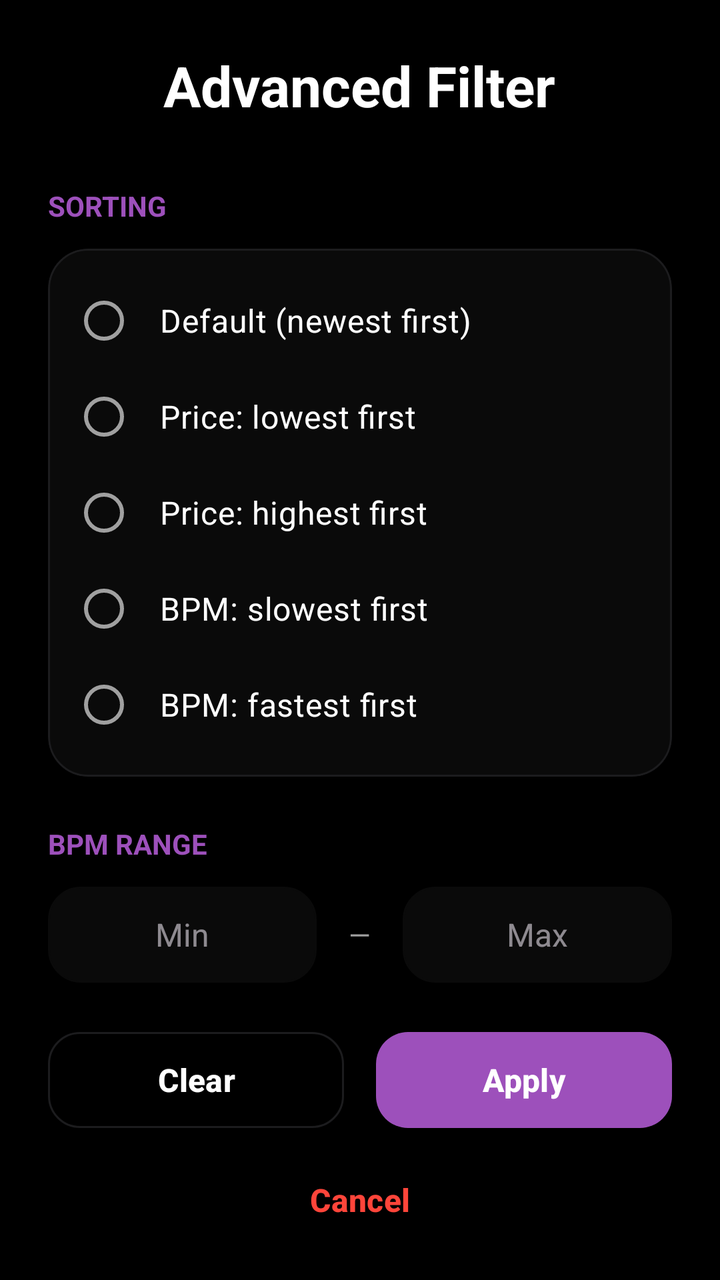
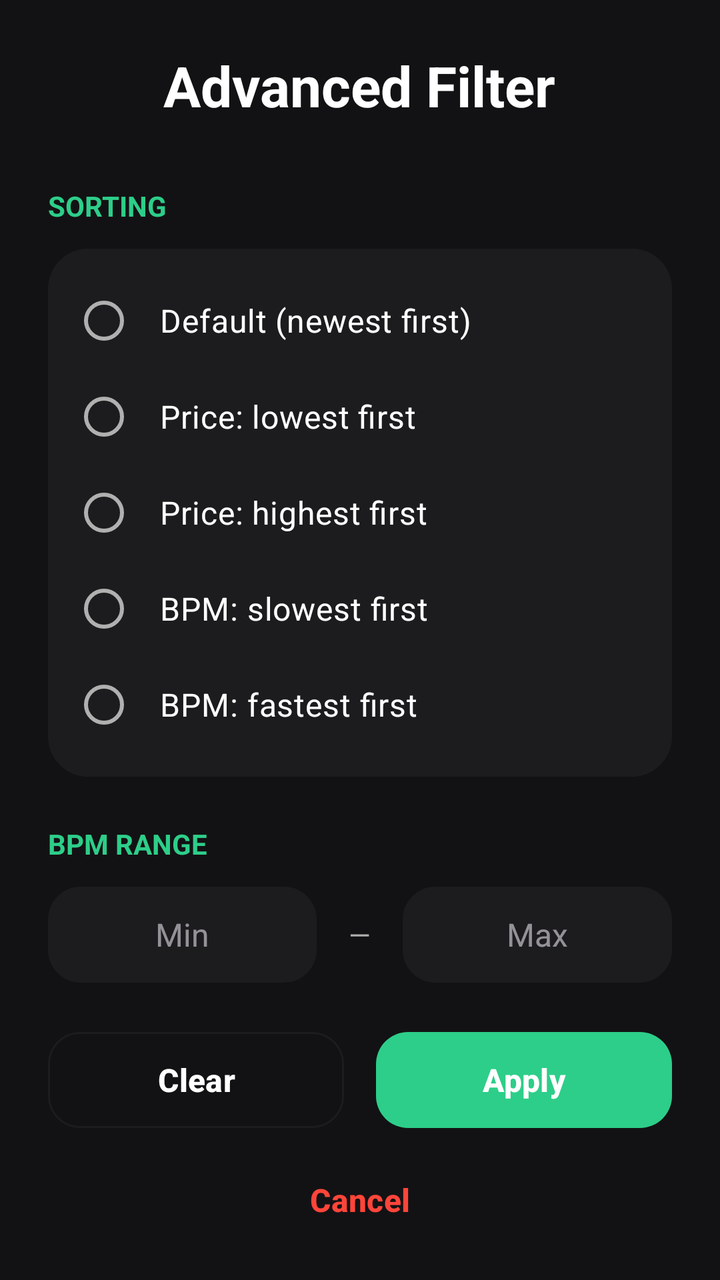

Screens rendered from an Android XML layout before and after an edit, with the pre-edit source and the edit as a unified diff.
<!-- AndroidManifest.xml: application theme Theme.BeatHouse.Splash -->
<!-- res/layout/dialog_advanced_filter.xml -->
<?xml version="1.0" encoding="utf-8"?>
<LinearLayout xmlns:android="http://schemas.android.com/apk/res/android"
    xmlns:app="http://schemas.android.com/apk/res-auto"
    android:layout_width="match_parent"
    android:layout_height="wrap_content"
    android:orientation="vertical"
    android:background="@color/surface">

    <androidx.core.widget.NestedScrollView
        android:layout_width="match_parent"
        android:layout_height="0dp"
        android:layout_weight="1">

        <LinearLayout
            android:layout_width="match_parent"
            android:layout_height="wrap_content"
            android:orientation="vertical"
            android:padding="24dp">

            <TextView
                android:layout_width="wrap_content"
                android:layout_height="wrap_content"
                android:layout_gravity="center_horizontal"
                android:text="@string/advanced_filter"
                android:textSize="28sp"
                android:textStyle="bold"
                android:textColor="@color/on_surface"
                android:layout_marginBottom="32dp" />

            
            <TextView
                android:layout_width="wrap_content"
                android:layout_height="wrap_content"
                android:text="@string/sorting"
                android:textSize="14sp"
                android:textStyle="bold"
                android:textColor="@color/primary"
                android:textAllCaps="true"
                android:layout_marginBottom="12dp" />

            <com.google.android.material.card.MaterialCardView
                android:layout_width="match_parent"
                android:layout_height="wrap_content"
                android:layout_marginBottom="24dp"
                app:cardCornerRadius="20dp"
                app:cardElevation="0dp"
                app:cardBackgroundColor="@color/surface_container"
                app:strokeColor="@color/outline"
                app:strokeWidth="1dp">

                <RadioGroup
                    android:id="@+id/rg_sort"
                    android:layout_width="match_parent"
                    android:layout_height="wrap_content"
                    android:padding="12dp">

                    <RadioButton
                        android:id="@+id/rb_default"
                        android:layout_width="match_parent"
                        android:layout_height="wrap_content"
                        android:text="@string/default_sort"
                        android:textColor="@color/on_surface"
                        android:buttonTint="@color/primary"
                        android:padding="12dp"
                        android:textSize="16sp" />

                    <RadioButton
                        android:id="@+id/rb_price_asc"
                        android:layout_width="match_parent"
                        android:layout_height="wrap_content"
                        android:text="@string/price_lowest_first"
                        android:textColor="@color/on_surface"
                        android:buttonTint="@color/primary"
                        android:padding="12dp"
                        android:textSize="16sp" />

                    <RadioButton
                        android:id="@+id/rb_price_desc"
                        android:layout_width="match_parent"
                        android:layout_height="wrap_content"
                        android:text="@string/price_highest_first"
                        android:textColor="@color/on_surface"
                        android:buttonTint="@color/primary"
                        android:padding="12dp"
                        android:textSize="16sp" />

                    <RadioButton
                        android:id="@+id/rb_bpm_asc"
                        android:layout_width="match_parent"
                        android:layout_height="wrap_content"
                        android:text="@string/bpm_slowest_first"
                        android:textColor="@color/on_surface"
                        android:buttonTint="@color/primary"
                        android:padding="12dp"
                        android:textSize="16sp" />

                    <RadioButton
                        android:id="@+id/rb_bpm_desc"
                        android:layout_width="match_parent"
                        android:layout_height="wrap_content"
                        android:text="@string/bpm_fastest_first"
                        android:textColor="@color/on_surface"
                        android:buttonTint="@color/primary"
                        android:padding="12dp"
                        android:textSize="16sp" />

                </RadioGroup>
            </com.google.android.material.card.MaterialCardView>

            
            <TextView
                android:layout_width="wrap_content"
                android:layout_height="wrap_content"
                android:text="@string/bpm_range"
                android:textSize="14sp"
                android:textStyle="bold"
                android:textColor="@color/primary"
                android:textAllCaps="true"
                android:layout_marginBottom="12dp" />

            <LinearLayout
                android:layout_width="match_parent"
                android:layout_height="wrap_content"
                android:orientation="horizontal"
                android:layout_marginBottom="24dp"
                android:gravity="center_vertical">

                <EditText
                    android:id="@+id/et_bpm_min"
                    android:layout_width="0dp"
                    android:layout_height="48dp"
                    android:layout_weight="1"
                    android:hint="Min"
                    android:inputType="number"
                    android:textColor="@color/on_surface"
                    android:background="@drawable/rounded_container"
                    android:backgroundTint="@color/surface_container"
                    android:gravity="center"
                    android:textSize="16sp" />

                <TextView
                    android:layout_width="wrap_content"
                    android:layout_height="wrap_content"
                    android:text="—"
                    android:textColor="@color/on_surface_variant"
                    android:layout_marginHorizontal="16dp" />

                <EditText
                    android:id="@+id/et_bpm_max"
                    android:layout_width="0dp"
                    android:layout_height="48dp"
                    android:layout_weight="1"
                    android:hint="Max"
                    android:inputType="number"
                    android:textColor="@color/on_surface"
                    android:background="@drawable/rounded_container"
                    android:backgroundTint="@color/surface_container"
                    android:gravity="center"
                    android:textSize="16sp" />

            </LinearLayout>

            
            <TextView
                android:layout_width="wrap_content"
                android:layout_height="wrap_content"
                android:text="@string/tag_search"
                android:textSize="14sp"
                android:textStyle="bold"
                android:textColor="@color/primary"
                android:textAllCaps="true"
                android:layout_marginBottom="12dp" />

            <LinearLayout
                android:layout_width="match_parent"
                android:layout_height="56dp"
                android:orientation="horizontal"
                android:gravity="center_vertical"
                android:paddingHorizontal="16dp"
                android:layout_marginBottom="8dp"
                android:background="@drawable/rounded_container"
                android:backgroundTint="@color/surface_container">

                <ImageView
                    android:layout_width="20dp"
                    android:layout_height="20dp"
                    android:src="@drawable/ic_filter"
                    app:tint="@color/on_surface_variant" />

                <EditText
                    android:id="@+id/et_tag_search"
                    android:layout_width="match_parent"
                    android:layout_height="match_parent"
                    android:layout_marginStart="12dp"
                    android:hint="Enter tag..."
                    android:inputType="text"
                    android:textColor="@color/on_surface"
                    android:background="@android:color/transparent"
                    android:textSize="16sp" />
            </LinearLayout>
        </LinearLayout>
    </androidx.core.widget.NestedScrollView>

    
    <LinearLayout
        android:layout_width="match_parent"
        android:layout_height="wrap_content"
        android:orientation="vertical"
        android:paddingHorizontal="24dp"
        android:paddingBottom="16dp"
        android:background="@color/surface">

        <LinearLayout
            android:layout_width="match_parent"
            android:layout_height="wrap_content"
            android:orientation="horizontal">

            <com.google.android.material.button.MaterialButton
                android:id="@+id/btn_clear"
                style="@style/Widget.Material3.Button.OutlinedButton"
                android:layout_width="0dp"
                android:layout_height="56dp"
                android:layout_weight="1"
                android:text="@string/clear"
                android:textColor="@color/on_surface"
                android:textStyle="bold"
                app:strokeColor="@color/outline"
                app:cornerRadius="16dp"
                android:layout_marginEnd="8dp" />

            <com.google.android.material.button.MaterialButton
                android:id="@+id/btn_apply"
                android:layout_width="0dp"
                android:layout_height="56dp"
                android:layout_weight="1"
                android:text="@string/apply"
                android:textColor="@color/on_primary"
                android:textStyle="bold"
                app:backgroundTint="@color/primary"
                app:cornerRadius="16dp"
                android:layout_marginStart="8dp" />

        </LinearLayout>

        <com.google.android.material.button.MaterialButton
            android:id="@+id/btn_cancel"
            style="@style/Widget.Material3.Button.TextButton"
            android:layout_width="match_parent"
            android:layout_height="48dp"
            android:layout_marginTop="8dp"
            android:text="@string/cancel_btn"
            android:textStyle="bold"
            android:textColor="@color/error" />
    </LinearLayout>

</LinearLayout>
<!-- resources referenced by this layout -->
<resources>
  <color name="error">#FF453A</color>
  <color name="on_primary">#FFFFFF</color>
  <color name="on_surface">#FFFFFF</color>
  <color name="on_surface_variant">#A0A0A0</color>
  <color name="outline">#1C1C1E</color>
  <color name="primary">#9D50BB</color>
  <color name="surface">#000000</color>
  <color name="surface_container">#0A0A0A</color>
  <!-- drawable ic_filter (drawable) -->
  <vector xmlns:android="http://schemas.android.com/apk/res/android"
      android:width="24dp"
      android:height="24dp"
      android:viewportWidth="24"
      android:viewportHeight="24"
      android:tint="@color/on_surface">
      <path
          android:fillColor="@android:color/white"
          android:pathData="M4,6h16v2L4,8L4,6zM7,11h10v2L7,13L7,11zM10,16h4v2h-4v-2z"/>
  </vector>
  <!-- drawable rounded_container (drawable) -->
  <?xml version="1.0" encoding="utf-8"?>
  <shape xmlns:android="http://schemas.android.com/apk/res/android">
      <solid android:color="@color/surface_container" />
      <corners android:radius="16dp" />
      <stroke android:width="1dp" android:color="@color/outline" />
  </shape>
  <string name="advanced_filter">Advanced Filter</string>
  <string name="apply">Apply</string>
  <string name="bpm_fastest_first">BPM: fastest first</string>
  <string name="bpm_range">BPM Range</string>
  <string name="bpm_slowest_first">BPM: slowest first</string>
  <string name="cancel_btn">Cancel</string>
  <string name="clear">Clear</string>
  <string name="default_sort">Default (newest first)</string>
  <string name="price_highest_first">Price: highest first</string>
  <string name="price_lowest_first">Price: lowest first</string>
  <string name="sorting">Sorting</string>
  <string name="tag_search">Tag Search (#)</string>
  <style name="Theme.BeatHouse.Splash" parent="Theme.BeatHouse">
          <item name="android:windowBackground">@color/background</item>
      </style>
  <color name="background">#000000</color>
  <color name="primary_container">#2E1045</color>
  <color name="secondary">#8E8E93</color>
  <color name="secondary_container">#151517</color>
  <color name="on_secondary">#FFFFFF</color>
  <color name="error_container">#330000</color>
  <color name="surface_variant">#000000</color>
  <style name="Widget.BeatHouse.Button" parent="Widget.Material3.Button">
          <item name="android:textSize">16sp</item>
          <item name="android:textStyle">bold</item>
          <item name="cornerRadius">14dp</item>
          <item name="iconGravity">textStart</item>
          <item name="iconPadding">8dp</item>
          <item name="android:insetTop">4dp</item>
          <item name="android:insetBottom">4dp</item>
          <item name="backgroundTint">@color/primary</item>
          <item name="android:textColor">@color/on_primary</item>
      </style>
  <style name="Widget.BeatHouse.Card" parent="Widget.Material3.CardView.Elevated">
          <item name="cardCornerRadius">18dp</item>
          <item name="cardElevation">0dp</item>
          <item name="strokeColor">@color/outline</item>
          <item name="strokeWidth">1dp</item>
          <item name="cardBackgroundColor">@color/surface_container</item>
      </style>
  <style name="Widget.BeatHouse.AppBarLayout" parent="Widget.Material3.AppBarLayout">
          <item name="android:background">@color/surface</item>
          <item name="backgroundTint">@color/surface</item>
      </style>
  <style name="Widget.BeatHouse.Chip" parent="Widget.Material3.Chip.Filter">
          <item name="chipCornerRadius">12dp</item>
          <item name="chipStrokeColor">@color/outline</item>
          <item name="chipStrokeWidth">1dp</item>
          <item name="android:textColor">@color/on_surface_variant</item>
          <item name="chipBackgroundColor">@color/surface_container</item>
          <item name="checkedIconTint">@color/primary</item>
          <item name="android:textSize">14sp</item>
      </style>
  <!-- unchanged entries left out for length: 3 -->
</resources>

<!-- the commit's change to res/layout/dialog_advanced_filter.xml (unified diff, before → after) -->
@@ -238,7 +238,10 @@
                 android:textStyle="bold"
                 app:backgroundTint="@color/primary"
                 app:cornerRadius="16dp"
-                android:layout_marginStart="8dp" />
+                android:layout_marginStart="8dp"
+                app:autoSizeTextType="uniform"
+                app:autoSizeMinTextSize="12sp"
+                app:autoSizeMaxTextSize="16sp" />
 
         </LinearLayout>
 
<!-- resource entries referenced after the edit -->
@@ -3,11 +3,11 @@
   <color name="error">#FF453A</color>
   <color name="on_primary">#FFFFFF</color>
   <color name="on_surface">#FFFFFF</color>
-  <color name="on_surface_variant">#A0A0A0</color>
+  <color name="on_surface_variant">#B0B0B0</color>
   <color name="outline">#1C1C1E</color>
-  <color name="primary">#9D50BB</color>
-  <color name="surface">#000000</color>
-  <color name="surface_container">#0A0A0A</color>
+  <color name="primary">#2DCE89</color>
+  <color name="surface">#121214</color>
+  <color name="surface_container">#1C1C1E</color>
   <!-- drawable ic_filter (drawable) -->
   <vector xmlns:android="http://schemas.android.com/apk/res/android"
       android:width="24dp"
@@ -41,17 +41,17 @@
   <style name="Theme.BeatHouse.Splash" parent="Theme.BeatHouse">
           <item name="android:windowBackground">@color/background</item>
       </style>
-  <color name="background">#000000</color>
-  <color name="primary_container">#2E1045</color>
+  <color name="background">#0B0B0D</color>
+  <color name="primary_container">#004D40</color>
   <color name="secondary">#8E8E93</color>
-  <color name="secondary_container">#151517</color>
+  <color name="secondary_container">#1C1C1E</color>
   <color name="on_secondary">#FFFFFF</color>
   <color name="error_container">#330000</color>
-  <color name="surface_variant">#000000</color>
+  <color name="surface_variant">#1A1A1C</color>
   <style name="Widget.BeatHouse.Button" parent="Widget.Material3.Button">
           <item name="android:textSize">16sp</item>
           <item name="android:textStyle">bold</item>
-          <item name="cornerRadius">14dp</item>
+          <item name="cornerRadius">12dp</item>
           <item name="iconGravity">textStart</item>
           <item name="iconPadding">8dp</item>
           <item name="android:insetTop">4dp</item>
@@ -60,7 +60,7 @@
           <item name="android:textColor">@color/on_primary</item>
       </style>
   <style name="Widget.BeatHouse.Card" parent="Widget.Material3.CardView.Elevated">
-          <item name="cardCornerRadius">18dp</item>
+          <item name="cardCornerRadius">16dp</item>
           <item name="cardElevation">0dp</item>
           <item name="strokeColor">@color/outline</item>
           <item name="strokeWidth">1dp</item>
